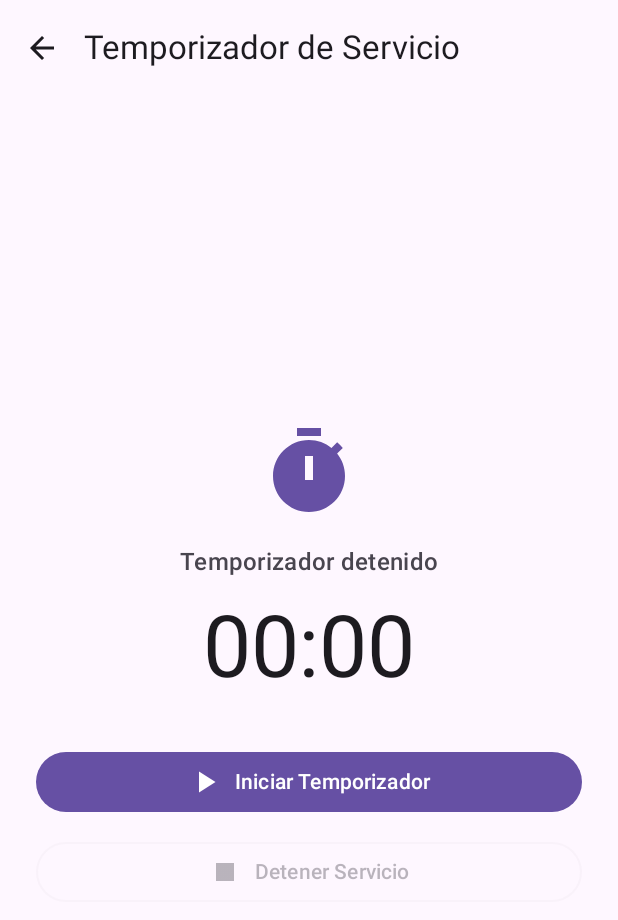
After one commit to Gonzalo-0104/IDNP-LAB-A-BARBER-DATE, an Android app built with Jetpack Compose: the TemporizadorScreen screen opened through its navigation route, on a phone screen of 412 x 824 dp. The commit adds this screen. Shown: the top 920 px of the screen. Run offline under Robolectric (Android 15) with nearby library versions, the phone set to English and light mode, and no system bars.

Commit message:
Lab 11: Servicio en primer plano y temporizador

```diff
--- a/app/src/main/java/com/example/barberdate/MainActivity.kt
+++ b/app/src/main/java/com/example/barberdate/MainActivity.kt
@@ -19,6 +19,8 @@ import androidx.navigation.compose.rememberNavController
 import androidx.navigation.navArgument
 import com.example.barberdate.ui.theme.BarberDateTheme
 import androidx.compose.ui.text.rememberTextMeasurer
+import androidx.compose.material.icons.Icons
+import androidx.compose.material.icons.filled.Timer
 
 class MainActivity : ComponentActivity() {
 
@@ -205,6 +207,8 @@ fun AppNavigation(
 
         // Ruta 1: Pantalla principal
         composable("home") {
+            Column(modifier = Modifier.fillMaxSize()) {
+                Box(modifier = Modifier.weight(1f)) {
                     HomeScreen(
                         nombreUsuario = usuarioLogueado,
                         temaOscuro = temaOscuro,
@@ -221,6 +225,19 @@ fun AppNavigation(
                         onNavigateToEspecialistas = { navController.navigate("especialistas") },
                         onCerrarSesion = { usuarioLogueado = null }
                     )
+                }
+
+                Button(
+                    onClick = { navController.navigate("temporizador") },
+                    modifier = Modifier
+                        .fillMaxWidth()
+                        .padding(horizontal = 16.dp, vertical = 8.dp)
+                ) {
+                    Icon(Icons.Default.Timer, contentDescription = null)
+                    Spacer(modifier = Modifier.width(8.dp))
+                    Text("Temporizador de Servicio")
+                }
+            }
         }
 
         // Ruta 2: Formulario de Registro
@@ -265,5 +282,12 @@ fun AppNavigation(
                 onVolver = { navController.popBackStack() }
             )
         }
+
+        // Ruta 6: Temporizador en primer plano (Lab 11)
+        composable("temporizador") {
+            TemporizadorScreen(
+                onVolver = { navController.popBackStack() }
+            )
         }
     }
+}
--- /dev/null
+++ b/app/src/main/java/com/example/barberdate/TemporizadorScreen.kt
@@ -0,0 +1,149 @@
+package com.example.barberdate
+
+import android.Manifest
+import android.content.Intent
+import android.content.pm.PackageManager
+import android.os.Build
+import androidx.activity.compose.rememberLauncherForActivityResult
+import androidx.activity.result.contract.ActivityResultContracts
+import androidx.compose.foundation.layout.*
+import androidx.compose.material.icons.Icons
+import androidx.compose.material.icons.filled.ArrowBack
+import androidx.compose.material.icons.filled.PlayArrow
+import androidx.compose.material.icons.filled.Stop
+import androidx.compose.material.icons.filled.Timer
+import androidx.compose.material3.*
+import androidx.compose.runtime.*
+import androidx.compose.ui.Alignment
+import androidx.compose.ui.Modifier
+import androidx.compose.ui.platform.LocalContext
+import androidx.compose.ui.unit.dp
+import androidx.core.content.ContextCompat
+import androidx.lifecycle.compose.collectAsStateWithLifecycle
+
+@OptIn(ExperimentalMaterial3Api::class)
+@Composable
+fun TemporizadorScreen(onVolver: () -> Unit) {
+    val context = LocalContext.current
+    val segundos by TemporizadorBarberService.segundosTranscurridos.collectAsStateWithLifecycle()
+    val estaActivo by TemporizadorBarberService.estaActivo.collectAsStateWithLifecycle()
+
+    var mensajePermiso by remember { mutableStateOf<String?>(null) }
+
+    val iniciarServicio = {
+        val intent = Intent(context, TemporizadorBarberService::class.java).apply {
+            action = TemporizadorBarberService.ACTION_START
+        }
+        ContextCompat.startForegroundService(context, intent)
+    }
+
+    val detenerServicio = {
+        val intent = Intent(context, TemporizadorBarberService::class.java).apply {
+            action = TemporizadorBarberService.ACTION_STOP
+        }
+        context.startService(intent)
+    }
+
+    val permisoLauncher = rememberLauncherForActivityResult(
+        contract = ActivityResultContracts.RequestPermission()
+    ) { concedido ->
+        if (concedido) {
+            mensajePermiso = null
+            iniciarServicio()
+        } else {
+            mensajePermiso = "Se requiere permiso de notificaciones para mostrar el temporizador persistente."
+        }
+    }
+
+    Scaffold(
+        topBar = {
+            TopAppBar(
+                title = { Text("Temporizador de Servicio") },
+                navigationIcon = {
+                    IconButton(onClick = onVolver) {
+                        Icon(Icons.Default.ArrowBack, contentDescription = "Volver")
+                    }
+                }
+            )
+        }
+    ) { padding ->
+        Column(
+            modifier = Modifier
+                .fillMaxSize()
+                .padding(padding)
+                .padding(24.dp),
+            verticalArrangement = Arrangement.Center,
+            horizontalAlignment = Alignment.CenterHorizontally
+        ) {
+            Icon(
+                imageVector = Icons.Default.Timer,
+                contentDescription = null,
+                modifier = Modifier.size(64.dp),
+                tint = MaterialTheme.colorScheme.primary
+            )
+
+            Spacer(modifier = Modifier.height(16.dp))
+
+            Text(
+                text = if (estaActivo) "Servicio en curso (Primer plano)" else "Temporizador detenido",
+                style = MaterialTheme.typography.titleMedium,
+                color = if (estaActivo) MaterialTheme.colorScheme.primary else MaterialTheme.colorScheme.onSurfaceVariant
+            )
+
+            Spacer(modifier = Modifier.height(12.dp))
+
+            Text(
+                text = TemporizadorBarberService.formatearTiempo(segundos),
+                style = MaterialTheme.typography.displayLarge
+            )
+
+            Spacer(modifier = Modifier.height(32.dp))
+
+            Button(
+                onClick = {
+                    if (Build.VERSION.SDK_INT >= Build.VERSION_CODES.TIRAMISU) {
+                        val tienePermiso = ContextCompat.checkSelfPermission(
+                            context,
+                            Manifest.permission.POST_NOTIFICATIONS
+                        ) == PackageManager.PERMISSION_GRANTED
+
+                        if (tienePermiso) {
+                            iniciarServicio()
+                        } else {
+                            permisoLauncher.launch(Manifest.permission.POST_NOTIFICATIONS)
+                        }
+                    } else {
+                        iniciarServicio()
+                    }
+                },
+                enabled = !estaActivo,
+                modifier = Modifier.fillMaxWidth()
+            ) {
+                Icon(Icons.Default.PlayArrow, contentDescription = null)
+                Spacer(modifier = Modifier.width(8.dp))
+                Text("Iniciar Temporizador")
+            }
+
+            Spacer(modifier = Modifier.height(12.dp))
+
+            OutlinedButton(
+                onClick = { detenerServicio() },
+                enabled = estaActivo,
+                modifier = Modifier.fillMaxWidth()
+            ) {
+                Icon(Icons.Default.Stop, contentDescription = null)
+                Spacer(modifier = Modifier.width(8.dp))
+                Text("Detener Servicio")
+            }
+
+            if (mensajePermiso != null) {
+                Spacer(modifier = Modifier.height(16.dp))
+                Text(
+                    text = mensajePermiso!!,
+                    color = MaterialTheme.colorScheme.error,
+                    style = MaterialTheme.typography.bodySmall
+                )
+            }
+        }
+    }
+}
```
Also changed, not shown: app/src/main/AndroidManifest.xml (+18 -1 lines), app/src/main/java/com/example/barberdate/TemporizadorBarberService.kt (added, +162 -0 lines). Lines whose indentation alone changed are shown as unchanged.
